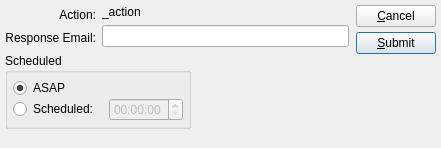
The window that guiclient/submitAction.ui (Pegasus-RPG/xtuple-client) describes before a commit, drawn with Qt 5.
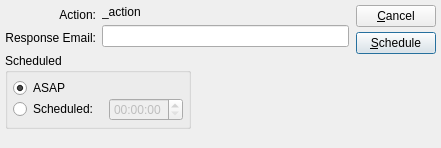
The same window after the commit. Custom widgets are drawn as their Qt base class.

Diff of the .ui file:
```diff
--- a/guiclient/submitAction.ui
+++ b/guiclient/submitAction.ui
@@ -231,7 +231,7 @@
        <item>
         <widget class="QPushButton" name="_submit">
          <property name="text">
-          <string>&amp;Submit</string>
+          <string>&amp;Schedule</string>
          </property>
          <property name="autoDefault">
           <bool>true</bool>
```
Left out of the diff: 2 changed lines with no effect on the pictures.
